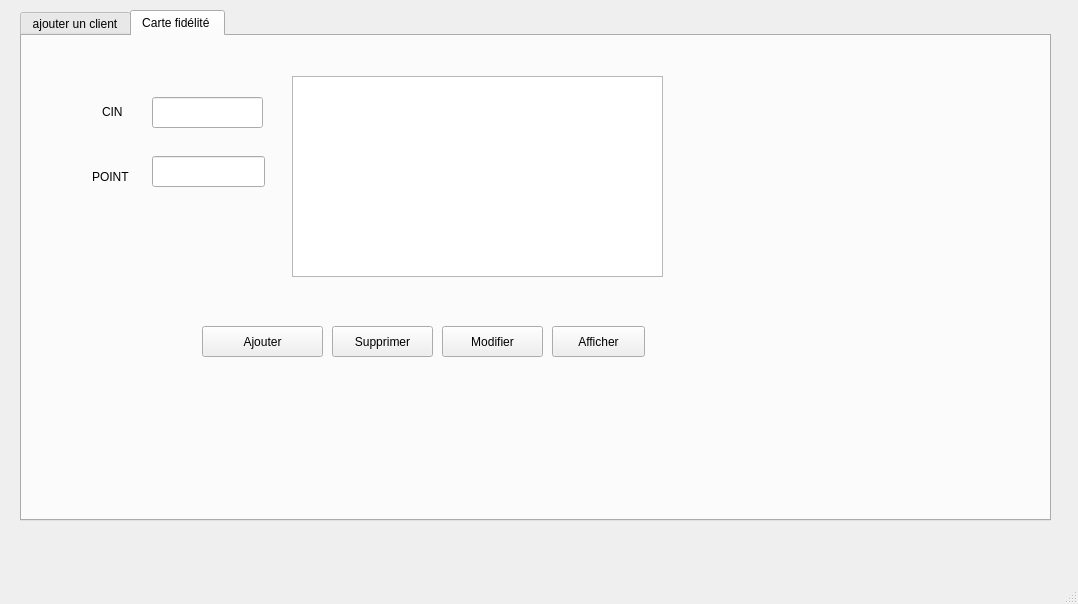
Before: the Qt Designer form mainwindow.ui in firastourki99/smartgarage, drawn with Qt 5.
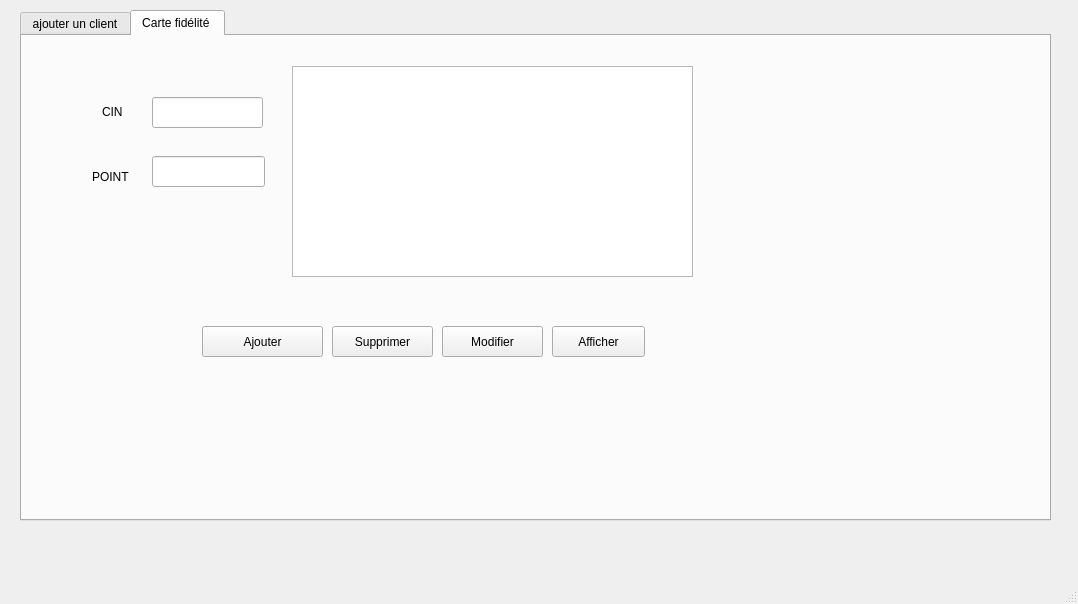
After: the same form once the commit is applied.

```diff
--- a/mainwindow.ui
+++ b/mainwindow.ui
@@ -425,9 +425,9 @@
       <property name="geometry">
        <rect>
         <x>270</x>
-        <y>40</y>
-        <width>371</width>
-        <height>201</height>
+        <y>30</y>
+        <width>401</width>
+        <height>211</height>
        </rect>
       </property>
      </widget>
```
